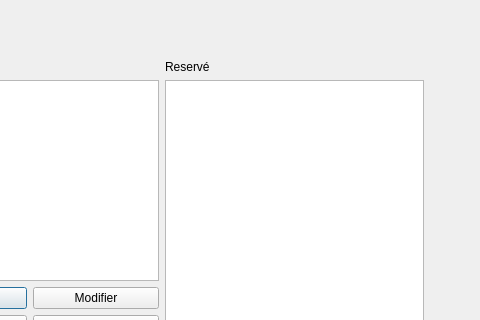
myihbach/Qt_rental_car, file voiture.ui: the form before one commit; both pictures show x 160 to 640 and y 0 to 320 of the 640 by 480 pixel window.
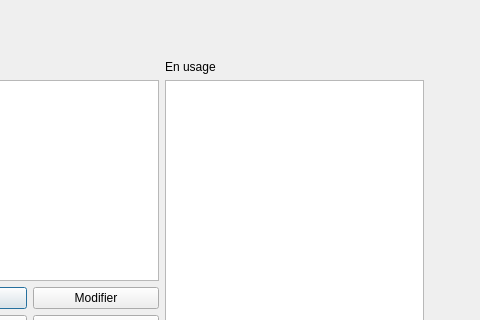
The form after the commit.

The edit to the form file:
```diff
--- a/voiture.ui
+++ b/voiture.ui
@@ -78,7 +78,7 @@
       <item>
        <widget class="QLabel" name="label_2">
         <property name="text">
-         <string>Reservé</string>
+         <string>En usage</string>
         </property>
        </widget>
       </item>
```
